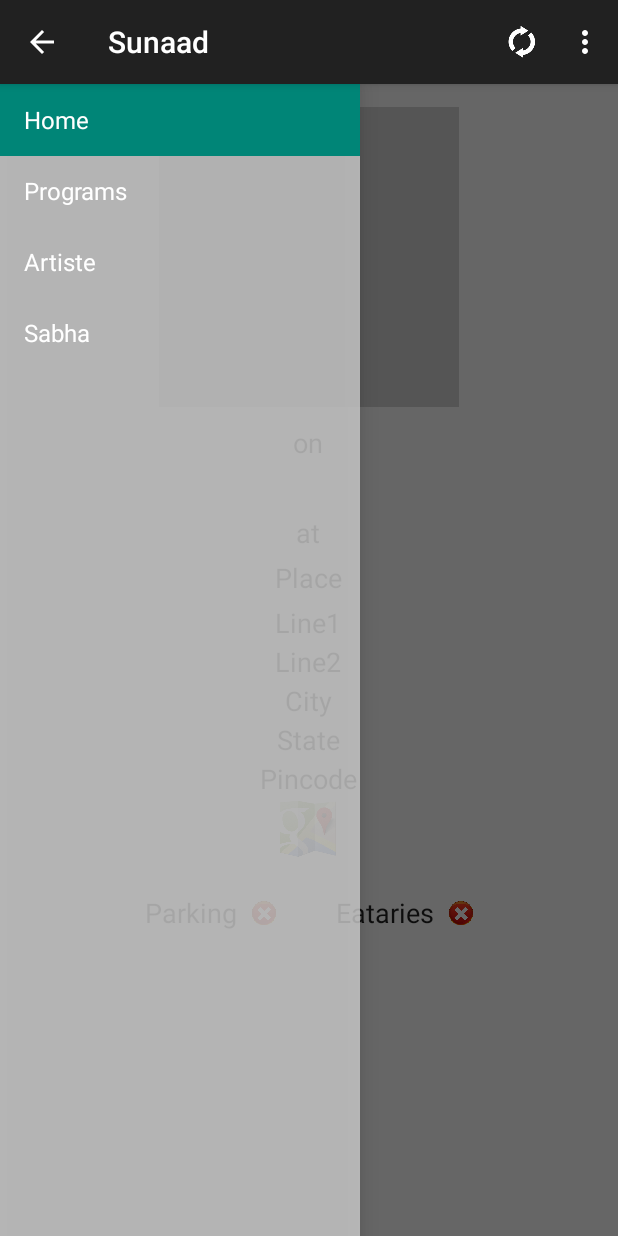
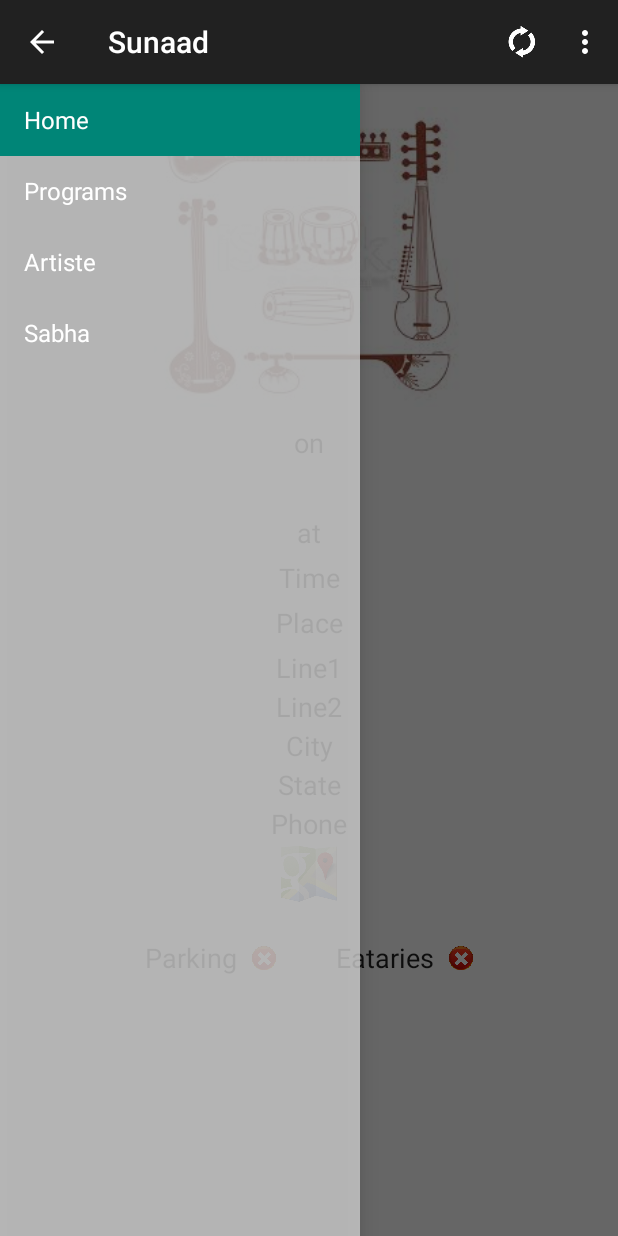
Before and after one commit to AbheriRTB/sunaad, an Android app: the fragment ProgramDetailsFragment placed in its activity, on a phone screen of 412 x 824 dp. Run offline under Robolectric (Android 15) with nearby library versions, the phone set to English and light mode, and no system bars; our stand-ins replace Picasso; pictures from the network do not load; 17 statements that could not run were skipped.

Commit message:
multiple changes

```diff
--- a/Sunaad/app/src/main/java/com/abheri/sunaad/view/HomeFragment.java
+++ b/Sunaad/app/src/main/java/com/abheri/sunaad/view/HomeFragment.java
@@ -170,7 +170,10 @@ public class HomeFragment extends Fragment implements HandleServiceResponse{
 
         viewAnimator.startLayoutAnimation();
 
-        rc = new CycleView(5);
+        int cycletime = 8;
+        if(pages.length <= 1)
+            cycletime = 15;
+        rc = new CycleView(cycletime);
 
     }
 
--- a/Sunaad/app/src/main/java/com/abheri/sunaad/view/ProgramDetailsFragment.java
+++ b/Sunaad/app/src/main/java/com/abheri/sunaad/view/ProgramDetailsFragment.java
@@ -4,6 +4,7 @@ package com.abheri.sunaad.view;
 import android.content.Context;
 import android.content.Intent;
 import android.content.res.Resources;
+import android.graphics.Color;
 import android.media.Image;
 import android.net.Uri;
 import android.os.Bundle;
@@ -27,6 +28,7 @@ import org.w3c.dom.Text;
 
 import java.text.DateFormat;
 import java.text.SimpleDateFormat;
+import java.util.Calendar;
 import java.util.Date;
 import java.util.Locale;
 
@@ -70,6 +72,7 @@ public class ProgramDetailsFragment extends Fragment implements View.OnClickList
         TextView city = (TextView)rootView.findViewById(R.id.city);
         TextView state = (TextView)rootView.findViewById(R.id.state);
         TextView phNo = (TextView)rootView.findViewById(R.id.Phone);
+        TextView time = (TextView)rootView.findViewById(R.id.time);
 
         ImageView mapimg = (ImageView)rootView.findViewById(R.id.mapImage);
 
@@ -78,13 +81,14 @@ public class ProgramDetailsFragment extends Fragment implements View.OnClickList
 
         String imageUri = prgObj.getArtiste_image();
         if(imageUri == null && imageUri.length()<=0){
-            imageUri = "@drawable/music_image";
+            imageUri = "@drawable/default_artiste.jpeg";
         }
 
         imageUri = Util.getImageUrl() + imageUri;
 
         Picasso.with(context)
                 .load(imageUri)
+                .placeholder(R.drawable.default_artiste)
                 .into(iv);
 
         Date eDate = prgObj.getEventDate();
@@ -93,12 +97,16 @@ public class ProgramDetailsFragment extends Fragment implements View.OnClickList
             rootView.setBackgroundColor(rootView.getResources().getColor(R.color.oldgray));
             prgDetailWV.setBackgroundColor(rootView.getResources().getColor(R.color.oldgray));
             titleWV.setBackgroundColor(rootView.getResources().getColor(R.color.oldgray));
+            parkingImg.setBackgroundColor(rootView.getResources().getColor(R.color.oldgray));
+            eatariesImg.setBackgroundColor(rootView.getResources().getColor(R.color.oldgray));
 
         }
         else {
             rootView.setBackgroundColor(rootView.getResources().getColor(android.R.color.white));
             prgDetailWV.setBackgroundColor(rootView.getResources().getColor(android.R.color.white));
             titleWV.setBackgroundColor(rootView.getResources().getColor(android.R.color.white));
+            parkingImg.setBackgroundColor(rootView.getResources().getColor(android.R.color.white));
+            eatariesImg.setBackgroundColor(rootView.getResources().getColor(android.R.color.white));
         }
 
         /*
@@ -126,6 +134,13 @@ public class ProgramDetailsFragment extends Fragment implements View.OnClickList
         city.setText(prgObj.getLocation_city());
         state.setText(prgObj.getLocation_state());
         phNo.setText(prgObj.getPhone());
+        try {
+            time.setText(getFormattedTime(prgObj.getStartTime()));
+        }
+        catch (Exception e) {
+            System.out.print("Time Error");
+            e.printStackTrace();
+        }
 
         mapimg.setImageDrawable(rootView.getResources().getDrawable(R.drawable.map_icon));
         mapimg.setOnClickListener(this);
@@ -138,6 +153,7 @@ public class ProgramDetailsFragment extends Fragment implements View.OnClickList
         else{
             eatariesImg.setImageDrawable(rootView.getResources().getDrawable(R.drawable.no_icon));
 
+
         }
 
         String isParking = prgObj.getParking();
@@ -146,7 +162,6 @@ public class ProgramDetailsFragment extends Fragment implements View.OnClickList
         }
         else{
             parkingImg.setImageDrawable(rootView.getResources().getDrawable(R.drawable.no_icon));
-
         }
 
 
@@ -171,4 +186,20 @@ public class ProgramDetailsFragment extends Fragment implements View.OnClickList
         ct.startActivity(mapIntent);
     }
 
+    public String getFormattedTime(String time){
+
+        Calendar ca =  Calendar.getInstance();
+        String timec[] = time.split(":");
+
+        ca.set(ca.get(Calendar.YEAR), ca.get(Calendar.MONTH), ca.get(Calendar.DATE),
+                                Integer.parseInt(timec[0]), Integer.parseInt(timec[1]));
+
+        DateFormat tf = new SimpleDateFormat("hh:mm a");
+
+        String returnStr = tf.format(ca.getTime()).toString();
+
+        return returnStr;
+
+    }
+
 }
--- a/Sunaad/app/src/main/res/layout/fragment_program_details.xml
+++ b/Sunaad/app/src/main/res/layout/fragment_program_details.xml
@@ -86,6 +86,17 @@
             android:textAppearance="?android:attr/textAppearanceLarge"
             android:layout_row="2"
             android:layout_column="0" />
+        <TextView
+            android:id="@+id/time"
+            android:layout_width="wrap_content"
+            android:layout_height="wrap_content"
+            android:layout_gravity="center"
+            android:layout_marginBottom="5dp"
+            android:textSize="@dimen/prg_detail_text"
+            android:text="Time"
+            android:textAppearance="?android:attr/textAppearanceLarge"
+            android:layout_row="3"
+            android:layout_column="0" />
 
         <TextView
             android:id="@+id/place"
@@ -96,7 +107,7 @@
             android:textSize="@dimen/prg_detail_text"
             android:text="Place"
             android:textAppearance="?android:attr/textAppearanceLarge"
-            android:layout_row="3"
+            android:layout_row="4"
             android:layout_column="0" />
 
         <TextView
@@ -108,7 +119,7 @@
             android:textSize="@dimen/prg_detail_text"
             android:text="Line1"
             android:textAppearance="?android:attr/textAppearanceLarge"
-            android:layout_row="4"
+            android:layout_row="5"
             android:layout_column="0" />
         <TextView
             android:id="@+id/addressLine2"
@@ -119,7 +130,7 @@
             android:textSize="@dimen/prg_detail_text"
             android:text="Line2"
             android:textAppearance="?android:attr/textAppearanceLarge"
-            android:layout_row="5"
+            android:layout_row="6"
             android:layout_column="0" />
         <TextView
             android:id="@+id/city"
@@ -130,7 +141,7 @@
             android:textSize="@dimen/prg_detail_text"
             android:text="City"
             android:textAppearance="?android:attr/textAppearanceLarge"
-            android:layout_row="6"
+            android:layout_row="7"
             android:layout_column="0" />
         <TextView
             android:id="@+id/state"
@@ -141,7 +152,7 @@
             android:textSize="@dimen/prg_detail_text"
             android:text="State"
             android:textAppearance="?android:attr/textAppearanceLarge"
-            android:layout_row="7"
+            android:layout_row="8"
             android:layout_column="0" />
         <TextView
             android:id="@+id/Phone"
@@ -150,9 +161,9 @@
             android:layout_gravity="center"
             android:layout_marginBottom="1dp"
             android:textSize="@dimen/prg_detail_text"
-            android:text="Pincode"
+            android:text="Phone"
             android:textAppearance="?android:attr/textAppearanceLarge"
-            android:layout_row="8"
+            android:layout_row="9"
             android:layout_column="0" />
 
         <ImageView
@@ -167,7 +178,7 @@
         <Space
             android:layout_width="20px"
             android:layout_height="20px"
-            android:layout_row="12"
+            android:layout_row="11"
             android:layout_column="0" />
 
 
--- a/Sunaad/app/src/main/res/layout/program_list_item.xml
+++ b/Sunaad/app/src/main/res/layout/program_list_item.xml
@@ -53,6 +53,7 @@
                 android:layout_marginLeft="5dp"
                 android:layout_marginRight="5dp"
                 android:textSize="14dp"
+                android:textStyle="bold"
                 android:textAppearance="?android:attr/textAppearanceSmall" />
             <TextView
                 android:id="@+id/description3"
```
Also changed, not shown: Sunaad/app/src/main/java/com/abheri/sunaad/view/ProgramListAdapter.java (+17 -6 lines), Sunaad/app/src/main/res/drawable-hdpi/default_artiste.jpeg (added), Sunaad/app/src/main/res/drawable-hdpi/no_trns.jpg (added), Sunaad/app/src/main/res/drawable-hdpi/yes_icon.jpg, Sunaad/app/src/main/res/drawable-mdpi/default_artiste.jpeg (added), Sunaad/app/src/main/res/drawable-mdpi/no_icon.jpg, Sunaad/app/src/main/res/drawable-mdpi/yes_icon.jpg, Sunaad/app/src/main/res/drawable-xhdpi/default_artiste.jpeg (added), Sunaad/app/src/main/res/drawable-xhdpi/no_icon.jpg, Sunaad/app/src/main/res/drawable-xhdpi/yes_icon.jpg, Sunaad/app/src/main/res/drawable-xxhdpi/default_artiste.jpeg (added), Sunaad/app/src/main/res/drawable-xxhdpi/no_icon.jpg, Sunaad/app/src/main/res/drawable-xxhdpi/yes_icon.jpg, Sunaad/app/src/main/res/drawable-xxxhdpi/default_artiste.jpeg (added), 2 more files.
